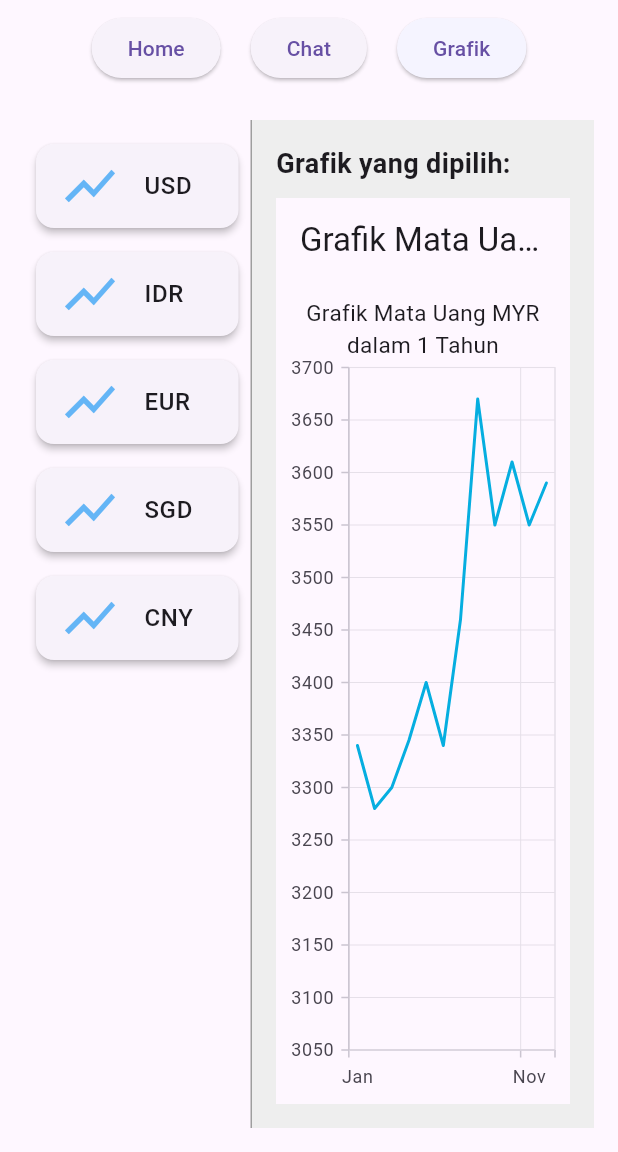
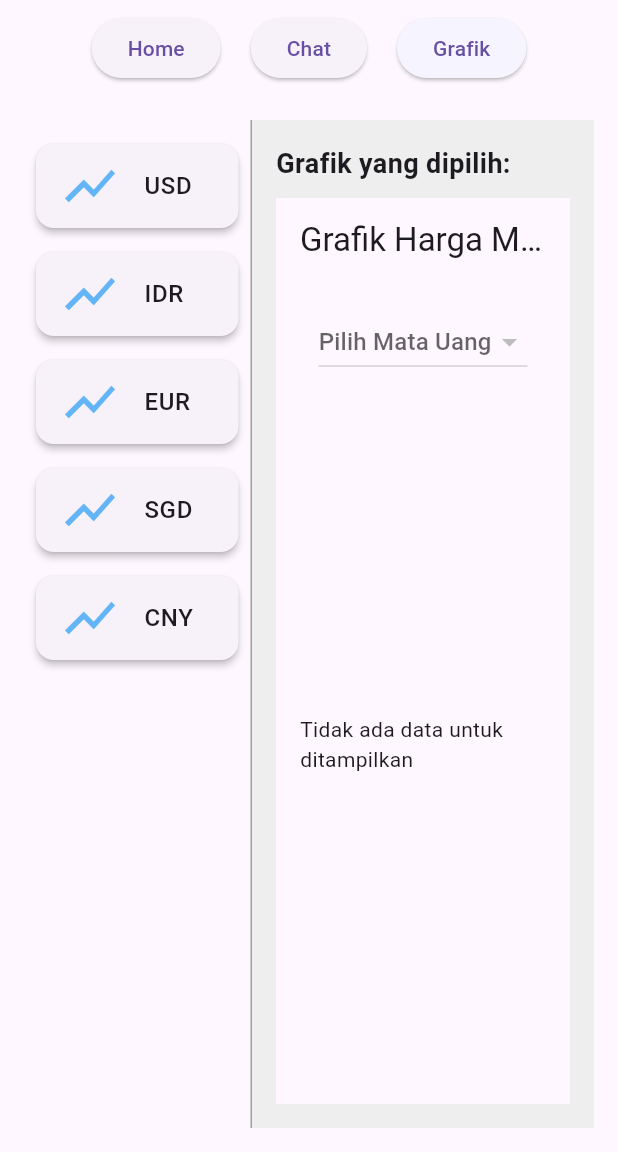
Before and after one commit to NathanaelDavid/upv, a Flutter app: the screen it shows once a user with an empty profile is signed in, after a tap on "Chat", after a tap on "Grafik", on a phone screen of 412 x 824 dp, the part 84-1236 px from its top. Run offline on Flutter 3.47's test engine with Material 3 defaults, Android fonts, the phone set to English and light mode, and no system bars; our stand-ins replace cloud_firestore, firebase_auth, firebase_core, fl_chart, syncfusion_flutter_charts; accounts and stored records are empty.

Commit message:
chart widget

```diff
--- a/lib/widgets/chart_widget.dart
+++ b/lib/widgets/chart_widget.dart
@@ -1,50 +1,146 @@
 import 'package:flutter/material.dart';
+import 'package:cloud_firestore/cloud_firestore.dart';
 import 'package:syncfusion_flutter_charts/charts.dart';
+import '../models/models_stok.dart';
 
-class ChartWidget extends StatelessWidget {
-  final List<ChartData> _chartData = [
-    ChartData('Jan', 3340),
-    ChartData('Feb', 3280),
-    ChartData('Mar', 3300),
-    ChartData('Apr', 3345),
-    ChartData('Mei', 3400),
-    ChartData('Jun', 3340),
-    ChartData('Jul', 3460),
-    ChartData('Agu', 3670),
-    ChartData('Sep', 3550),
-    ChartData('Okt', 3610),
-    ChartData('Nov', 3550),
-    ChartData('Des', 3590),
-  ];
+class ChartWidget extends StatefulWidget {
+  const ChartWidget({super.key});
 
-  ChartWidget({super.key});
+  @override
+  State<ChartWidget> createState() => _ChartWidgetState();
+}
+
+class _ChartWidgetState extends State<ChartWidget> {
+  String? selectedCurrency;
+  List<String> currencies = [];
+  List<StockPublic> stockData = [];
+  bool isLoading = false;
+  String? errorMessage;
+
+  @override
+  void initState() {
+    super.initState();
+    _loadCurrencies();
+  }
+
+  Future<void> _loadCurrencies() async {
+    try {
+      final snapshot =
+          await FirebaseFirestore.instance.collection('stocks').get();
+      final allCurrencies = snapshot.docs
+          .map((doc) => doc['kodeMataUang'] as String?)
+          .whereType<String>()
+          .toSet()
+          .toList();
+
+      setState(() {
+        currencies = allCurrencies;
+        selectedCurrency = currencies.isNotEmpty ? currencies.first : null;
+      });
+
+      if (selectedCurrency != null) {
+        await _loadStockData(selectedCurrency!);
+      }
+    } catch (e) {
+      setState(() {
+        errorMessage = 'Gagal memuat mata uang: $e';
+      });
+    }
+  }
+
+  Future<void> _loadStockData(String currencyCode) async {
+    setState(() {
+      isLoading = true;
+      errorMessage = null;
+    });
+
+    try {
+      final snapshot = await FirebaseFirestore.instance
+          .collection('stocks')
+          .where('kodeMataUang', isEqualTo: currencyCode)
+          .orderBy('tanggal')
+          .get();
+
+      final data = snapshot.docs
+          .map((doc) => StockPublic.fromFirestore(doc))
+          .where((item) => item.tanggal != null)
+          .toList();
+
+      setState(() {
+        stockData = data;
+      });
+    } catch (e) {
+      setState(() {
+        errorMessage = 'Gagal memuat data stok: $e';
+      });
+    } finally {
+      setState(() {
+        isLoading = false;
+      });
+    }
+  }
 
   @override
   Widget build(BuildContext context) {
     return Scaffold(
-      appBar: AppBar(
-        title: Text('Grafik Mata Uang MYR'),
-      ),
-      body: Center(
-        child: SfCartesianChart(
-          primaryXAxis: CategoryAxis(),
-          title: ChartTitle(text: 'Grafik Mata Uang MYR dalam 1 Tahun'),
-          series: [
-            LineSeries<ChartData, String>(
-              dataSource: _chartData,
-              xValueMapper: (ChartData data, _) => data.month,
-              yValueMapper: (ChartData data, _) => data.value,
+      appBar: AppBar(title: const Text('Grafik Harga Mata Uang')),
+      body: Padding(
+        padding: const EdgeInsets.all(16.0),
+        child: Column(
+          children: [
+            DropdownButton<String>(
+              value: selectedCurrency,
+              hint: const Text("Pilih Mata Uang"),
+              onChanged: (value) {
+                if (value != null) {
+                  setState(() {
+                    selectedCurrency = value;
+                  });
+                  _loadStockData(value);
+                }
+              },
+              items: currencies
+                  .map((code) => DropdownMenuItem(
+                        value: code,
+                        child: Text(code),
+                      ))
+                  .toList(),
             ),
+            const SizedBox(height: 20),
+            if (errorMessage != null)
+              Text(errorMessage!, style: const TextStyle(color: Colors.red)),
+            if (isLoading)
+              const Center(child: CircularProgressIndicator())
+            else
+              Expanded(
+                child: stockData.isEmpty
+                    ? const Center(
+                        child: Text('Tidak ada data untuk ditampilkan'))
+                    : SfCartesianChart(
+                        primaryXAxis: DateTimeAxis(),
+                        title: ChartTitle(
+                            text: 'Harga Jual & Beli - $selectedCurrency'),
+                        legend: const Legend(isVisible: true),
+                        tooltipBehavior: TooltipBehavior(enable: true),
+                        series: <CartesianSeries>[
+                          LineSeries<StockPublic, DateTime>(
+                            name: 'Harga Jual',
+                            dataSource: stockData,
+                            xValueMapper: (data, _) => data.tanggal.toDate(),
+                            yValueMapper: (data, _) => data.hargaJual,
+                          ),
+                          LineSeries<StockPublic, DateTime>(
+                            name: 'Harga Beli',
+                            dataSource: stockData,
+                            xValueMapper: (data, _) => data.tanggal.toDate(),
+                            yValueMapper: (data, _) => data.hargaBeli,
+                          ),
+                        ],
+                      ),
+              ),
           ],
         ),
       ),
     );
   }
 }
-
-class ChartData {
-  String month;
-  double value;
-
-  ChartData(this.month, this.value);
-}
```
